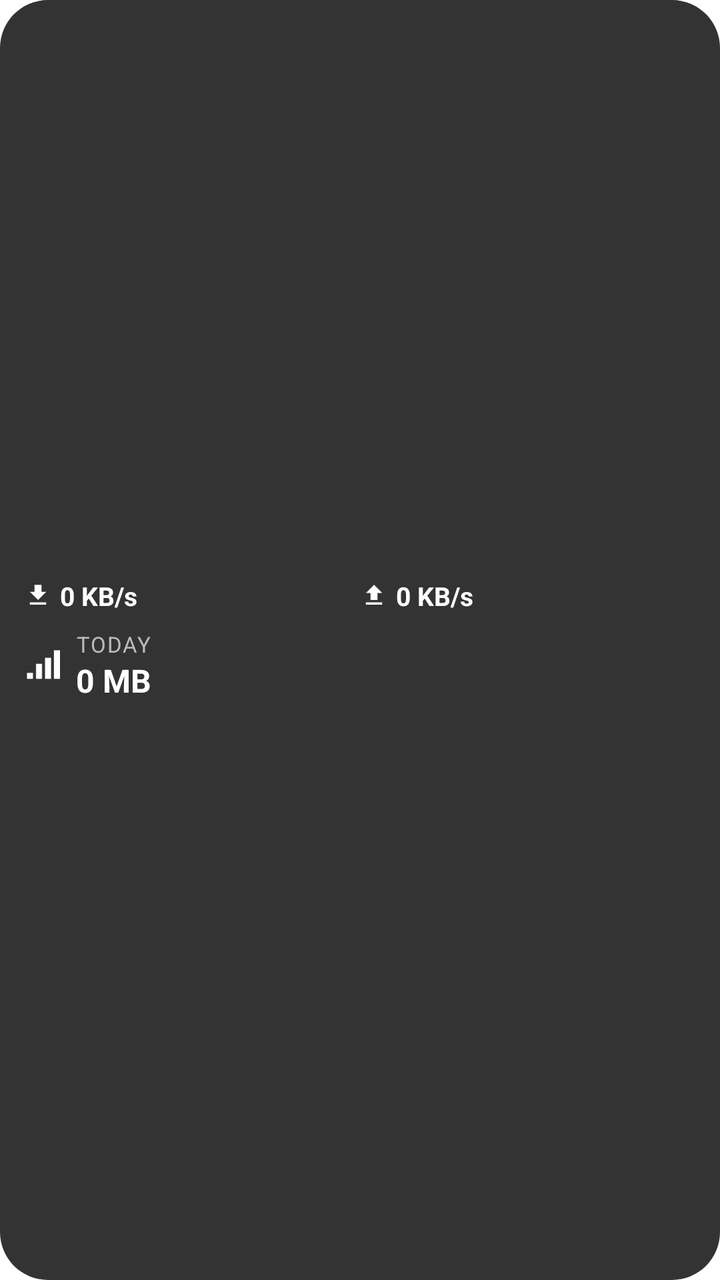
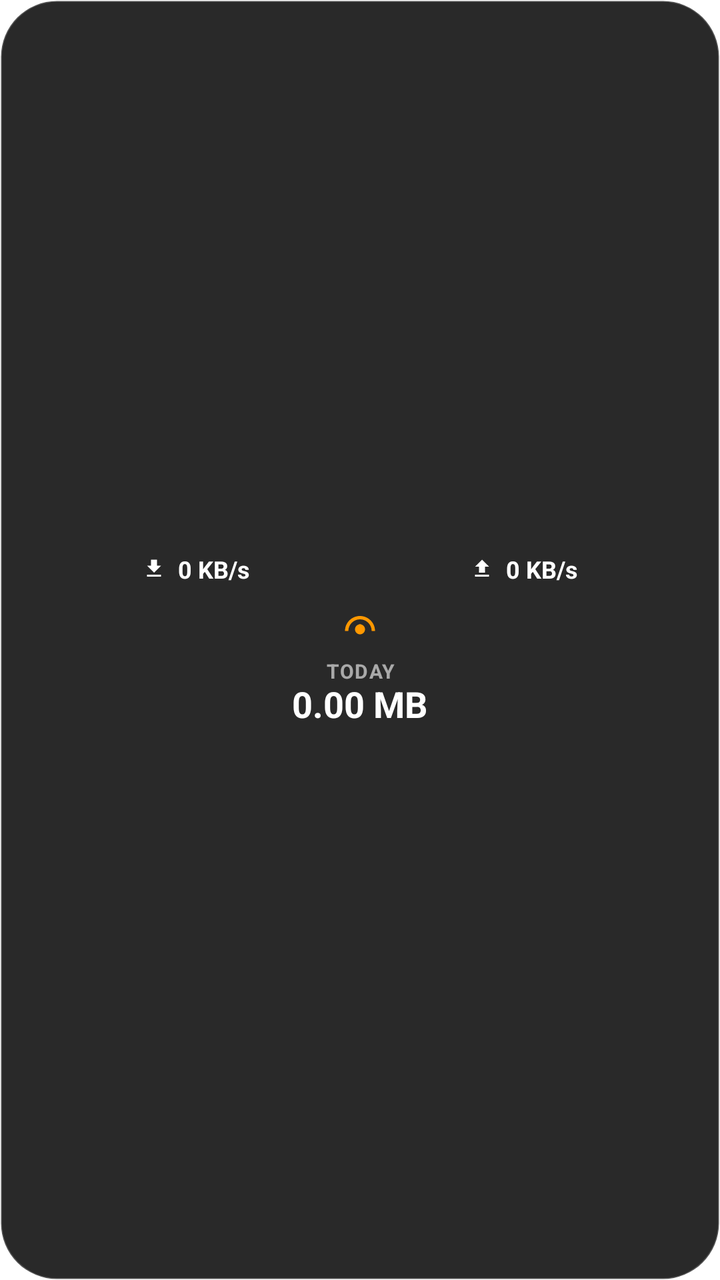

Two renders of the same Android screen: before a commit and after it. Below are the layout's source before the change and the commit's diff.
<!-- AndroidManifest.xml: application theme Theme.FlowMeter -->
<!-- res/layout/widget_speed_usage.xml -->
<?xml version="1.0" encoding="utf-8"?>
<LinearLayout xmlns:android="http://schemas.android.com/apk/res/android"
    android:id="@+id/widget_container"
    android:layout_width="match_parent"
    android:layout_height="match_parent"
    android:orientation="vertical"
    android:padding="12dp"
    android:background="@drawable/widget_background"
    android:gravity="center_vertical">

    
    <LinearLayout
        android:id="@+id/widget_speed_layout"
        android:layout_width="match_parent"
        android:layout_height="wrap_content"
        android:orientation="horizontal"
        android:gravity="center_vertical"
        android:layout_marginBottom="8dp">

        <LinearLayout
            android:layout_width="0dp"
            android:layout_height="wrap_content"
            android:layout_weight="1"
            android:orientation="horizontal"
            android:gravity="center_vertical">
            <ImageView
                android:layout_width="14dp"
                android:layout_height="14dp"
                android:src="@drawable/ic_arrow_down"
                android:contentDescription="@string/desc_download"
                android:tint="#FFFFFF"/>
            <TextView
                android:id="@+id/widget_text_down"
                android:layout_width="wrap_content"
                android:layout_height="wrap_content"
                android:layout_marginStart="4dp"
                android:text="0 KB/s"
                android:textColor="#FFFFFF"
                android:textSize="13sp"
                android:textStyle="bold"
                android:maxLines="1"/>
        </LinearLayout>

        <LinearLayout
            android:layout_width="0dp"
            android:layout_height="wrap_content"
            android:layout_weight="1"
            android:orientation="horizontal"
            android:gravity="center_vertical">
            <ImageView
                android:layout_width="14dp"
                android:layout_height="14dp"
                android:src="@drawable/ic_arrow_up"
                android:contentDescription="@string/desc_upload"
                android:tint="#FFFFFF"/>
            <TextView
                android:id="@+id/widget_text_up"
                android:layout_width="wrap_content"
                android:layout_height="wrap_content"
                android:layout_marginStart="4dp"
                android:text="0 KB/s"
                android:textColor="#FFFFFF"
                android:textSize="13sp"
                android:textStyle="bold"
                android:maxLines="1"/>
        </LinearLayout>
    </LinearLayout>

    
    <LinearLayout
        android:layout_width="match_parent"
        android:layout_height="wrap_content"
        android:orientation="horizontal"
        android:gravity="center_vertical">

        <ImageView
            android:id="@+id/widget_icon_usage"
            android:layout_width="18dp"
            android:layout_height="18dp"
            android:src="@drawable/ic_data"
            android:contentDescription="@string/desc_mobile_data"
            android:tint="#FFFFFF"/>

        <LinearLayout
            android:layout_width="wrap_content"
            android:layout_height="wrap_content"
            android:orientation="vertical"
            android:layout_marginStart="8dp">

            <TextView
                android:id="@+id/widget_label_usage"
                android:layout_width="wrap_content"
                android:layout_height="wrap_content"
                android:text="@string/label_today"
                android:textColor="#BBBBBB"
                android:textSize="11sp"
                android:textAllCaps="true"
                android:letterSpacing="0.05"/>

            <TextView
                android:id="@+id/widget_text_usage"
                android:layout_width="wrap_content"
                android:layout_height="wrap_content"
                android:text="0 MB"
                android:textColor="#FFFFFF"
                android:textSize="16sp"
                android:textStyle="bold"/>
        </LinearLayout>
    </LinearLayout>

</LinearLayout>
<!-- resources referenced by this layout -->
<resources>
  <!-- drawable ic_arrow_down (drawable) -->
  <vector xmlns:android="http://schemas.android.com/apk/res/android"
      android:width="12dp"
      android:height="12dp"
      android:viewportWidth="24"
      android:viewportHeight="24"
      android:tint="#FFFFFF">
      <path
          android:fillColor="#FFFFFF"
          android:pathData="M19,9h-4V3H9v6H5l7,7 7,-7zM5,18v2h14v-2H5z"/>
  </vector>
  <!-- drawable ic_arrow_up (drawable) -->
  <vector xmlns:android="http://schemas.android.com/apk/res/android"
      android:width="12dp"
      android:height="12dp"
      android:viewportWidth="24"
      android:viewportHeight="24"
      android:tint="#FFFFFF">
      <path
          android:fillColor="#FFFFFF"
          android:pathData="M9,16h6v-6h4l-7,-7 -7,7h4v6zM5,18v2h14v-2H5z"/>
  </vector>
  <!-- drawable ic_data (drawable) -->
  <vector xmlns:android="http://schemas.android.com/apk/res/android"
      android:width="24dp"
      android:height="24dp"
      android:viewportWidth="24"
      android:viewportHeight="24"
      android:tint="#FFFFFF">
  
      <path
          android:fillColor="#FFFFFF"
          android:pathData="M 2,17 L 6,17 L 6,21 L 2,21 Z M 8,11 L 12,11 L 12,21 L 8,21 Z M 14,7 L 18,7 L 18,21 L 14,21 Z M 20,2 L 24,2 L 24,21 L 20,21 Z" />
  
  </vector>
  <!-- drawable widget_background (drawable) -->
  <?xml version="1.0" encoding="utf-8"?>
  <shape xmlns:android="http://schemas.android.com/apk/res/android">
      <solid android:color="#CC000000" />
      <corners android:radius="24dp" />
  </shape>
  <string name="desc_download">Download speed</string>
  <string name="desc_mobile_data">Mobile data usage</string>
  <string name="desc_upload">Upload speed</string>
  <string name="label_today">Today</string>
  <style name="Theme.FlowMeter" parent="Theme.MaterialComponents.Light.NoActionBar">
          <item name="android:statusBarColor">@android:color/transparent</item>
          <item name="android:navigationBarColor">@android:color/transparent</item>
      </style>
</resources>

<!-- the commit's change to res/layout/widget_speed_usage.xml (unified diff, before → after) -->
@@ -4,9 +4,9 @@
     android:layout_width="match_parent"
     android:layout_height="match_parent"
     android:orientation="vertical"
-    android:padding="12dp"
+    android:padding="16dp"
     android:background="@drawable/widget_background"
-    android:gravity="center_vertical">
+    android:gravity="center">
 
     
     <LinearLayout
@@ -14,55 +14,60 @@
         android:layout_width="match_parent"
         android:layout_height="wrap_content"
         android:orientation="horizontal"
-        android:gravity="center_vertical"
-        android:layout_marginBottom="8dp">
+        android:baselineAligned="false"
+        android:gravity="center"
+        android:layout_marginBottom="12dp">
 
+        
         <LinearLayout
             android:layout_width="0dp"
             android:layout_height="wrap_content"
             android:layout_weight="1"
             android:orientation="horizontal"
-            android:gravity="center_vertical">
+            android:gravity="center">
             <ImageView
-                android:layout_width="14dp"
-                android:layout_height="14dp"
+                android:layout_width="12dp"
+                android:layout_height="12dp"
                 android:src="@drawable/ic_arrow_down"
-                android:contentDescription="@string/desc_download"
-                android:tint="#FFFFFF"/>
+                android:tint="#80FFFFFF"
+                android:contentDescription="@string/desc_download"/>
             <TextView
                 android:id="@+id/widget_text_down"
                 android:layout_width="wrap_content"
                 android:layout_height="wrap_content"
-                android:layout_marginStart="4dp"
+                android:layout_marginStart="6dp"
                 android:text="0 KB/s"
                 android:textColor="#FFFFFF"
-                android:textSize="13sp"
+                android:textSize="12sp"
                 android:textStyle="bold"
-                android:maxLines="1"/>
+                android:maxLines="1"
+                android:ellipsize="end"/>
         </LinearLayout>
 
+        
         <LinearLayout
             android:layout_width="0dp"
             android:layout_height="wrap_content"
             android:layout_weight="1"
             android:orientation="horizontal"
-            android:gravity="center_vertical">
+            android:gravity="center">
             <ImageView
-                android:layout_width="14dp"
-                android:layout_height="14dp"
+                android:layout_width="12dp"
+                android:layout_height="12dp"
                 android:src="@drawable/ic_arrow_up"
-                android:contentDescription="@string/desc_upload"
-                android:tint="#FFFFFF"/>
+                android:tint="#80FFFFFF"
+                android:contentDescription="@string/desc_upload"/>
             <TextView
                 android:id="@+id/widget_text_up"
                 android:layout_width="wrap_content"
                 android:layout_height="wrap_content"
-                android:layout_marginStart="4dp"
+                android:layout_marginStart="6dp"
                 android:text="0 KB/s"
                 android:textColor="#FFFFFF"
-                android:textSize="13sp"
+                android:textSize="12sp"
                 android:textStyle="bold"
-                android:maxLines="1"/>
+                android:maxLines="1"
+                android:ellipsize="end"/>
         </LinearLayout>
     </LinearLayout>
 
@@ -70,42 +75,40 @@
     <LinearLayout
         android:layout_width="match_parent"
         android:layout_height="wrap_content"
-        android:orientation="horizontal"
-        android:gravity="center_vertical">
+        android:orientation="vertical"
+        android:gravity="center">
 
         <ImageView
             android:id="@+id/widget_icon_usage"
-            android:layout_width="18dp"
-            android:layout_height="18dp"
-            android:src="@drawable/ic_data"
+            android:layout_width="20dp"
+            android:layout_height="20dp"
+            android:src="@drawable/ic_speed"
+            android:tint="#FF9800"
             android:contentDescription="@string/desc_mobile_data"
-            android:tint="#FFFFFF"/>
+            android:layout_marginBottom="4dp"/>
 
-        <LinearLayout
+        <TextView
+            android:id="@+id/widget_label_usage"
             android:layout_width="wrap_content"
             android:layout_height="wrap_content"
-            android:orientation="vertical"
-            android:layout_marginStart="8dp">
+            android:text="@string/label_today"
+            android:textColor="#99FFFFFF"
+            android:textSize="10sp"
+            android:textStyle="bold"
+            android:textAllCaps="true"
+            android:letterSpacing="0.05"
+            android:gravity="center"/>
 
-            <TextView
-                android:id="@+id/widget_label_usage"
-                android:layout_width="wrap_content"
-                android:layout_height="wrap_content"
-                android:text="@string/label_today"
-                android:textColor="#BBBBBB"
-                android:textSize="11sp"
-                android:textAllCaps="true"
-                android:letterSpacing="0.05"/>
-
-            <TextView
-                android:id="@+id/widget_text_usage"
-                android:layout_width="wrap_content"
-                android:layout_height="wrap_content"
-                android:text="0 MB"
-                android:textColor="#FFFFFF"
-                android:textSize="16sp"
-                android:textStyle="bold"/>
-        </LinearLayout>
+        <TextView
+            android:id="@+id/widget_text_usage"
+            android:layout_width="wrap_content"
+            android:layout_height="wrap_content"
+            android:text="0.00 MB"
+            android:textColor="#FFFFFF"
+            android:textSize="18sp"
+            android:textStyle="bold"
+            android:includeFontPadding="false"
+            android:gravity="center"/>
     </LinearLayout>
 
 </LinearLayout>
<!-- resource entries referenced after the edit -->
@@ -22,24 +22,36 @@
           android:fillColor="#FFFFFF"
           android:pathData="M9,16h6v-6h4l-7,-7 -7,7h4v6zM5,18v2h14v-2H5z"/>
   </vector>
-  <!-- drawable ic_data (drawable) -->
+  <!-- drawable ic_speed (drawable) -->
   <vector xmlns:android="http://schemas.android.com/apk/res/android"
       android:width="24dp"
       android:height="24dp"
       android:viewportWidth="24"
-      android:viewportHeight="24"
-      android:tint="#FFFFFF">
+      android:viewportHeight="24">
   
       <path
-          android:fillColor="#FFFFFF"
-          android:pathData="M 2,17 L 6,17 L 6,21 L 2,21 Z M 8,11 L 12,11 L 12,21 L 8,21 Z M 14,7 L 18,7 L 18,21 L 14,21 Z M 20,2 L 24,2 L 24,21 L 20,21 Z" />
+          android:fillColor="#FF9800"
+          android:pathData="M12,4c-4.97,0 -9,4.03 -9,9h2c0,-3.87 3.13,-7 7,-7s7,3.13 7,7h2C21,8.03 16.97,4 12,4z" />
   
+      <path
+          android:fillColor="#FF9800"
+          android:pathData="M12,9c-1.66,0 -3,1.34 -3,3s1.34,3 3,3s3,-1.34 3,-3S13.66,9 12,9z" />
+  
+      <path
+          android:fillColor="#FF9800"
+          android:pathData="M11,9.22V12h2V9.22C12.67,9.08 12.34,9 12,9S11.33,9.08 11,9.22z" />
   </vector>
   <!-- drawable widget_background (drawable) -->
   <?xml version="1.0" encoding="utf-8"?>
   <shape xmlns:android="http://schemas.android.com/apk/res/android">
-      <solid android:color="#CC000000" />
-      <corners android:radius="24dp" />
+      
+      <solid android:color="#E6121212" />
+      
+      <stroke
+          android:width="1dp"
+          android:color="#33FFFFFF" />
+      
+      <corners android:radius="28dp" />
   </shape>
   <string name="desc_download">Download speed</string>
   <string name="desc_mobile_data">Mobile data usage</string>
